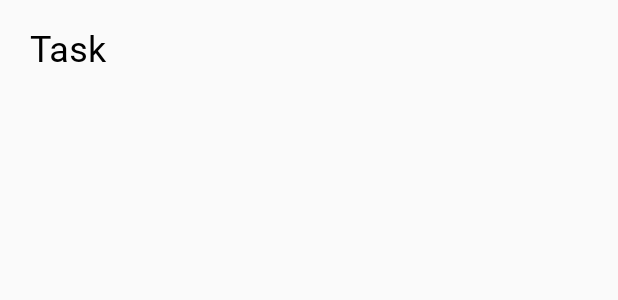
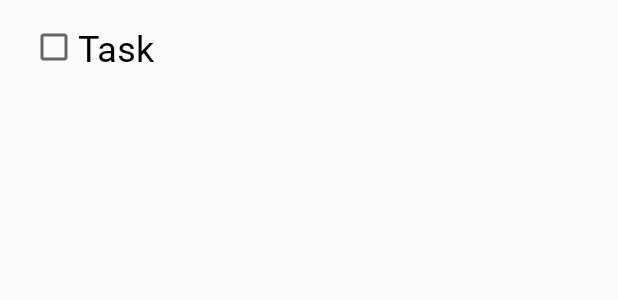
Before and after one commit to teamgeoplanner/GeoPlanner, an Android app: the layout tasks_singlerow.xml on its own in the app's theme, with its tools: preview values and no code run, on a phone screen of 412 x 824 dp. Shown: the top 300 px of the screen. Run offline under Robolectric (Android 15) with nearby library versions, the phone set to English and light mode, and no system bars.

Commit message:
made some new changes

```diff
--- a/app/src/main/res/layout/tasks_singlerow.xml
+++ b/app/src/main/res/layout/tasks_singlerow.xml
@@ -9,7 +9,7 @@
     android:paddingBottom="15dp"
     android:id="@+id/taskArea">
 
-    <TextView
+    <CheckBox
         android:id="@+id/txtTaskName"
         android:layout_width="wrap_content"
         android:layout_height="wrap_content"
```
Also changed, not shown: app/src/main/java/com/example/geoplanner/myadapter.java (+23 -3 lines).
